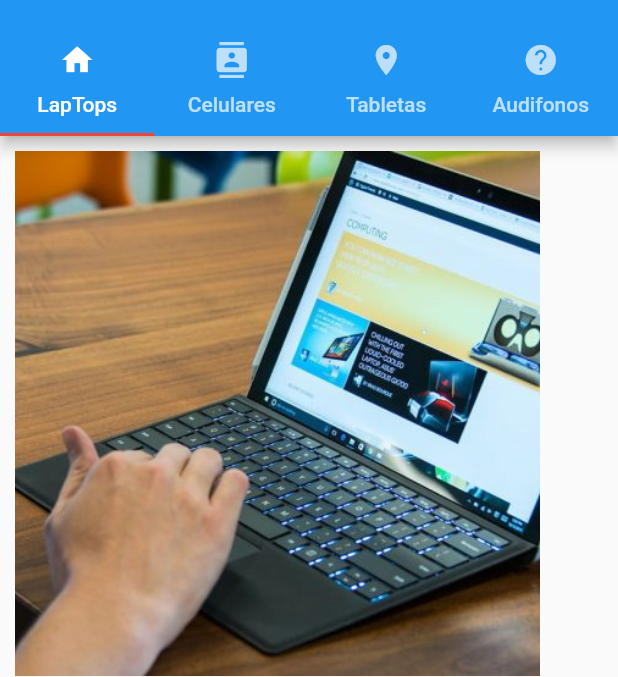
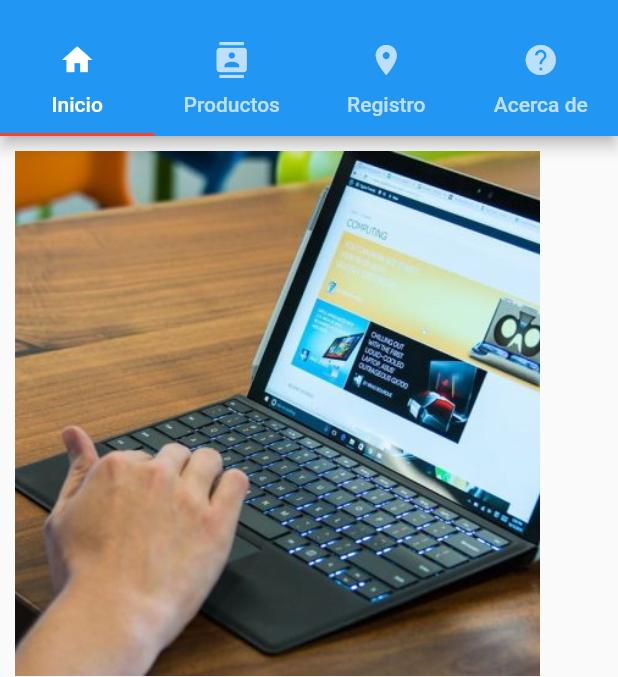
Before and after one commit to hernanvillegas/Tienda_Movil, a Flutter app: the screen it shows after launch, on a phone screen of 412 x 824 dp, the part 59-736 px from its top. Run offline on Flutter 3.47's test engine with Material 2 defaults, Android fonts, the light colour scheme and no system bars.

Commit message:
Agregado de nombres a los iconos

```diff
--- a/lib/main.dart
+++ b/lib/main.dart
@@ -16,10 +16,10 @@ class MyApp extends StatelessWidget{
         appBar:new AppBar(
             title: new Text('TIENDA MOVIL'),
             bottom: new TabBar(indicatorColor: Colors.red, tabs: <Widget>[
-                  new Tab(icon: new Icon(Icons.home), text: "LapTops",),
-                  new Tab(icon: new Icon(Icons.contacts), text: "Celulares",),
-                  new Tab(icon: new Icon(Icons.place), text: "Tabletas",),
-                  new Tab(icon: new Icon(Icons.help), text: "Audifonos",)
+                  new Tab(icon: new Icon(Icons.home), text: "Inicio",),
+                  new Tab(icon: new Icon(Icons.contacts), text: "Productos",),
+                  new Tab(icon: new Icon(Icons.place), text: "Registro",),
+                  new Tab(icon: new Icon(Icons.help), text: "Acerca de",)
             ]),
         ),
         body: new TabBarView(
```
